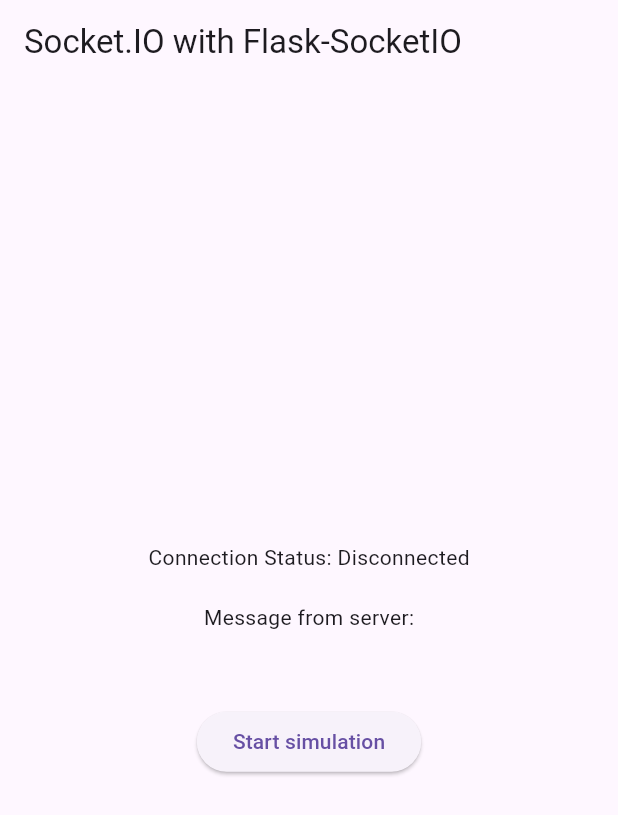
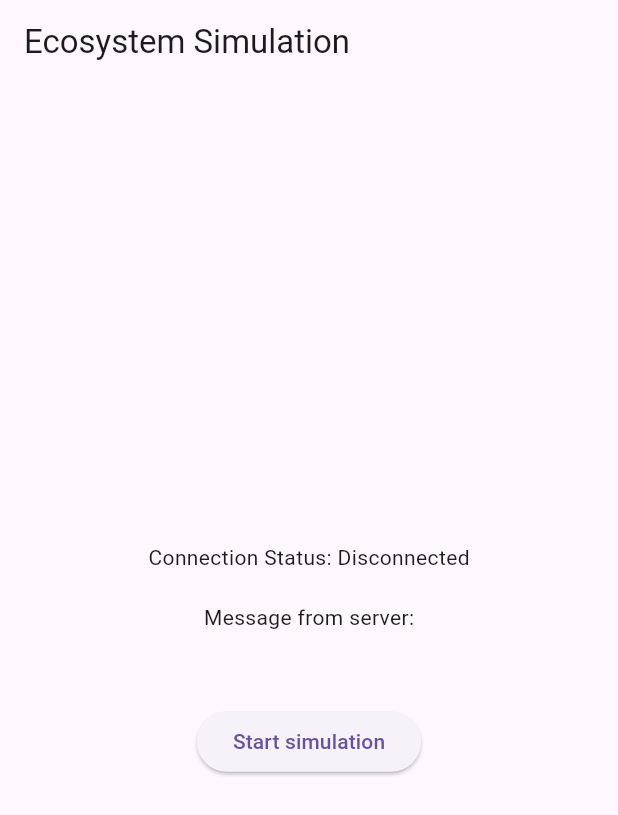
Before and after one commit to jamesbUOB/Brishack, a Flutter app: the screen it shows after launch, on a phone screen of 412 x 824 dp. Shown: the top 815 px of the screen. Run offline on Flutter 3.47's test engine with Material 3 defaults, Android fonts, the phone set to English and light mode, and no system bars; our stand-ins replace socket_io_client; network calls fail.

Commit message:
Basic visual changes

```diff
--- a/app/lib/main.dart
+++ b/app/lib/main.dart
@@ -60,9 +60,9 @@ class _MyAppState extends State<MyApp> {
   @override
   Widget build(BuildContext context) {
     return MaterialApp(
-      title: 'Flutter Socket.IO Example',
+      title: 'Ecosystem simulation',
       home: Scaffold(
-        appBar: AppBar(title: Text('Socket.IO with Flask-SocketIO')),
+        appBar: AppBar(title: Text('Ecosystem Simulation')),
         body: Center(
           child: Column(
             mainAxisAlignment: MainAxisAlignment.center,
```
Also changed, not shown: 1 other file.
